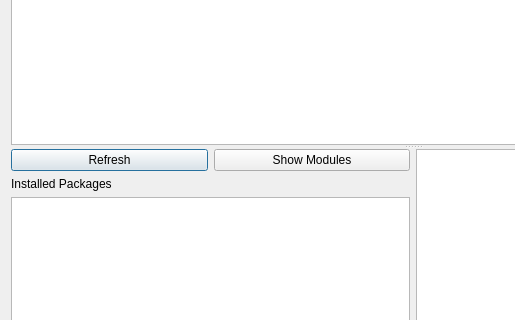
The window that python_module_manager_dialog_base.ui (babayoshihiko/python_module_manager) describes before a commit, drawn with Qt 5; both pictures show x 0 to 515 and y 142 to 462 of the 826 by 647 pixel window.
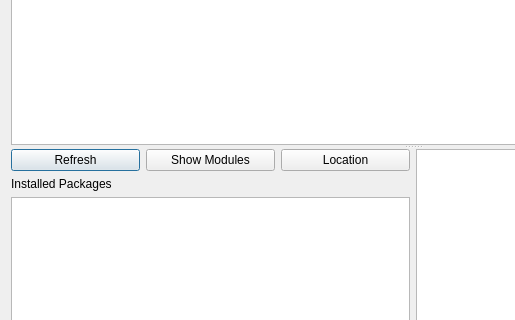
The same window after the commit.

Commit message: show modules location (path)

```diff
--- a/python_module_manager_dialog_base.ui
+++ b/python_module_manager_dialog_base.ui
@@ -50,6 +50,13 @@
                  </property>
                 </widget>
                </item>
+               <item>
+                <widget class="QPushButton" name="myPushButton4">
+                 <property name="text">
+                  <string>Location</string>
+                 </property>
+                </widget>
+               </item>
               </layout>
              </item>
              <item>
```
The commit also changes 2 other files.
